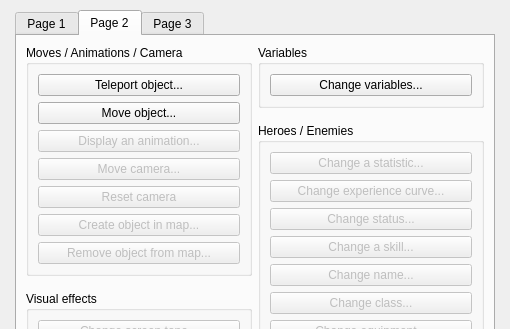
The window that Engine/Dialogs/dialogcommands.ui (RPG-Paper-Maker/RPG-Paper-Maker) describes before a commit, drawn with Qt 5; both pictures show x 0 to 510 and y 0 to 329 of the 510 by 581 pixel window.
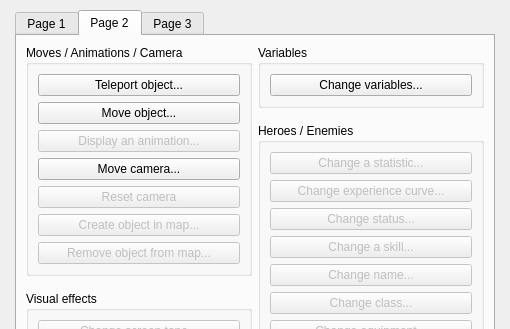
The same window after the commit.

Patch:
```diff
--- a/Engine/Dialogs/dialogcommands.ui
+++ b/Engine/Dialogs/dialogcommands.ui
@@ -399,7 +399,7 @@
                 <item>
                  <widget class="QPushButton" name="pushButtonMoveCamera">
                   <property name="enabled">
-                   <bool>false</bool>
+                   <bool>true</bool>
                   </property>
                   <property name="text">
                    <string>Move camera...</string>
```
